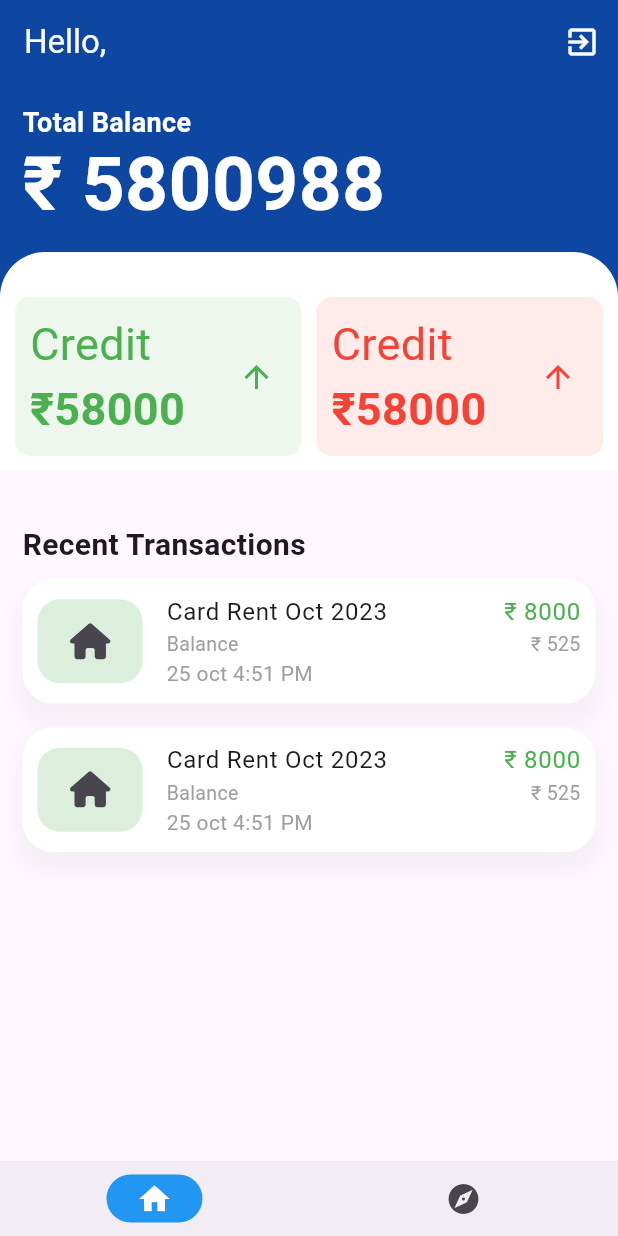
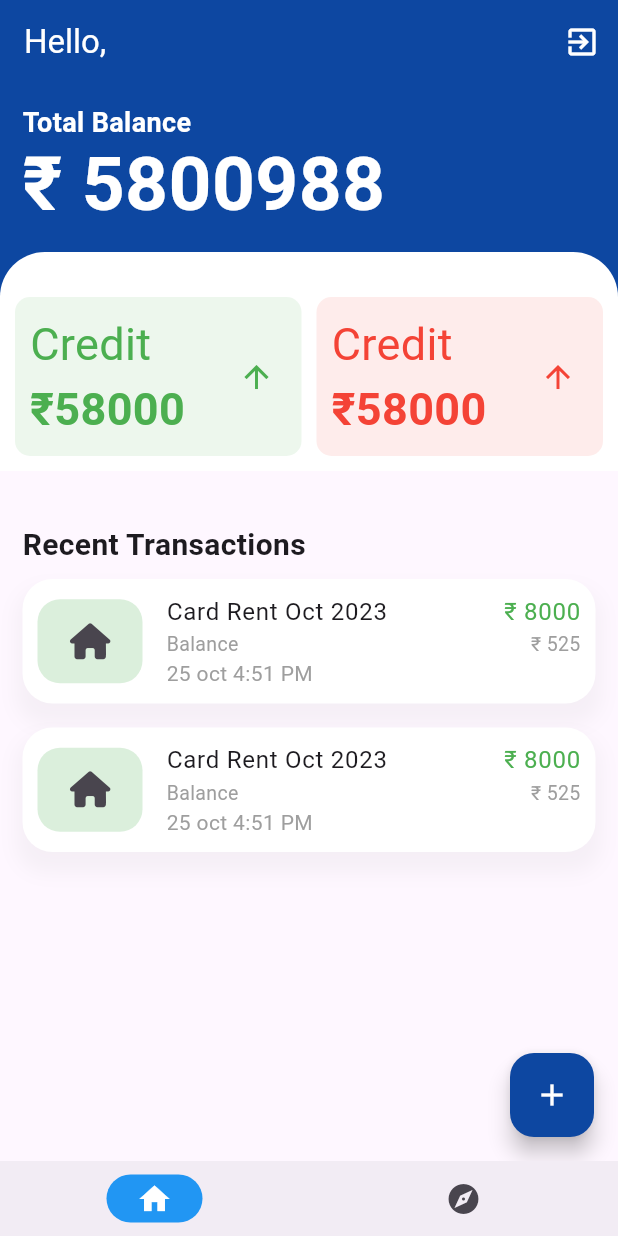
Before and after one commit to shishupaltech/expandwise, a Flutter app: the screen it shows once a user with an empty profile is signed in, on a phone screen of 412 x 824 dp. Run offline on Flutter 3.47's test engine with Material 3 defaults, Android fonts, the phone set to English and light mode, and no system bars; our stand-ins replace firebase_auth, firebase_core, font_awesome_flutter; accounts and stored records are empty.

Commit message:
step 19: floatingaction button is add in home_scree

```diff
--- a/lib/screens/home_screen.dart
+++ b/lib/screens/home_screen.dart
@@ -29,6 +29,11 @@ class _HomeScreenState extends State<HomeScreen> {
   @override
   Widget build(BuildContext context) {
     return Scaffold(
+      floatingActionButton: FloatingActionButton(
+        backgroundColor: Colors.blue.shade900,
+        onPressed: (() {}),
+        child: Icon(Icons.add,color: Colors.white,),
+      ),
       appBar: AppBar(
         backgroundColor: Colors.blue.shade900,
         title: Text('Hello, ', style: TextStyle(color: Colors.white)),
@@ -45,15 +50,9 @@ class _HomeScreenState extends State<HomeScreen> {
         ],
       ),
       body: Container(
-
         width: double.infinity,
         child: Column(
-          children: [
-            HeroCard(),
-            SizedBox(height: 20,),
-            TransactionCard(),
-
-          ]
+          children: [HeroCard(), SizedBox(height: 20), TransactionCard()],
         ),
       ),
     );
```
